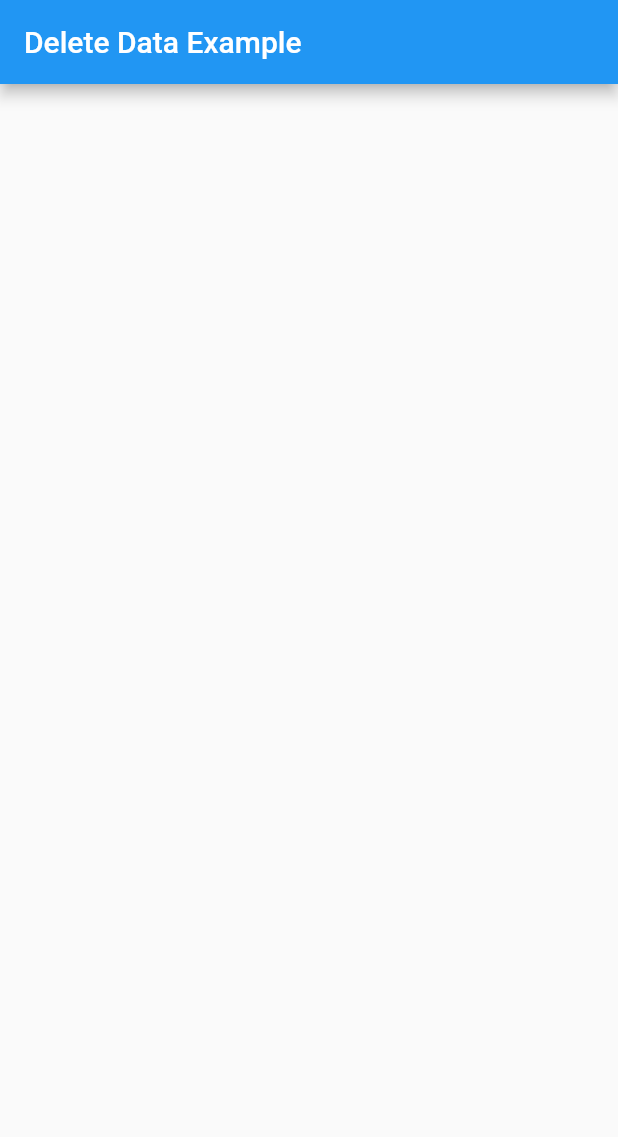
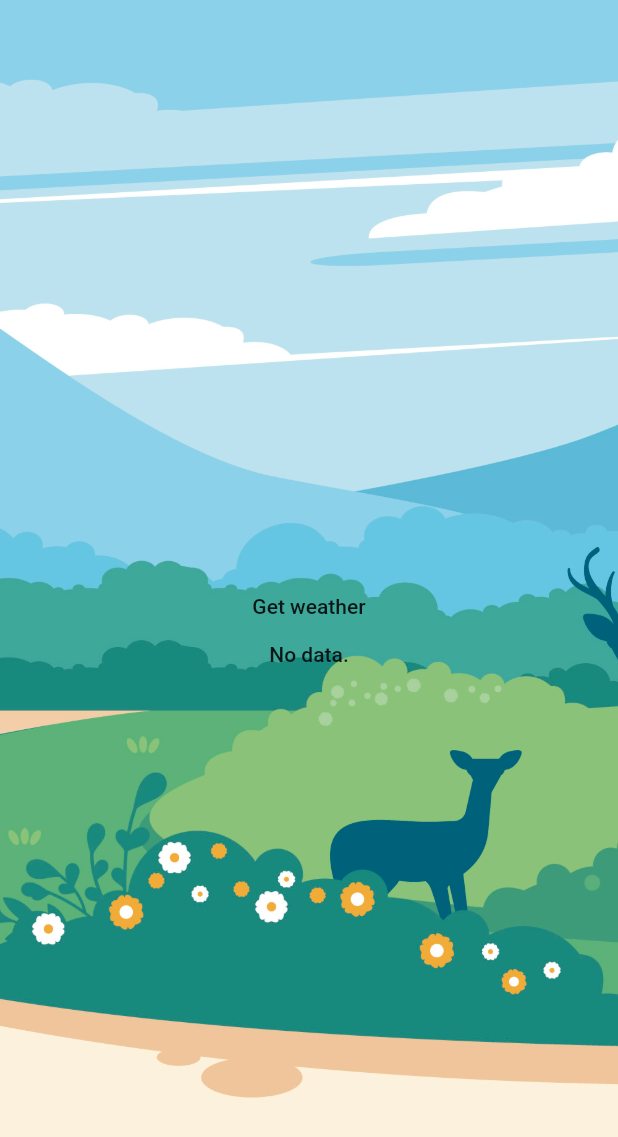
Before and after one commit to vtimea/lemon_weather, a Flutter app: the screen it shows after launch, on a phone screen of 412 x 824 dp. Shown: the top 1137 px of the screen. Run offline on Flutter 3.47's test engine with Material 2 defaults, Android fonts, the phone set to English and light mode, and no system bars.

Commit message:
[FW2] Home screen Display weather data, added dynamic background

```diff
--- /dev/null
+++ b/lib/components/home_background.dart
@@ -0,0 +1,27 @@
+import 'package:flutter/material.dart';
+
+class HomeBackground extends StatelessWidget {
+  @override
+  Widget build(BuildContext context) {
+    return Image(
+        fit: BoxFit.cover,
+        height: double.infinity,
+        width: double.infinity,
+        alignment: Alignment.center,
+        image: AssetImage(getCurrentAsset()));
+  }
+
+  String getCurrentAsset() {
+    int nowHour = new DateTime.now().hour;
+    if (nowHour >= 21 || nowHour <= 5) {
+      return 'graphics/background_night.jpg';
+    }
+    if (nowHour >= 6 && nowHour <= 9) {
+      return 'graphics/background_sunrise.jpg';
+    }
+    if (nowHour >= 10 && nowHour <= 17) {
+      return 'graphics/background_day.jpg';
+    }
+    return 'graphics/background_sunset.jpg';
+  }
+}
--- a/lib/main.dart
+++ b/lib/main.dart
@@ -1,4 +1,9 @@
 import 'package:flutter/material.dart';
+import 'package:http/http.dart' as http;
+import 'package:lemonweather/api/api_keys.dart';
+import 'package:lemonweather/api/weather_api.dart';
+import 'package:lemonweather/components/home_background.dart';
+import 'package:lemonweather/model/weather.dart';
 
 void main() {
   runApp(MyApp());
@@ -14,19 +19,46 @@ class MyApp extends StatefulWidget {
 }
 
 class _MyAppState extends State<MyApp> {
+  Weather currentWeather;
+
+  String getCurrentTemperature() {
+    if (currentWeather != null) {
+      return currentWeather.description;
+    }
+    return "No data.";
+  }
+
   @override
   Widget build(BuildContext context) {
     return MaterialApp(
-      title: 'Delete Data Example',
+      title: 'Weather app',
       theme: ThemeData(
         primarySwatch: Colors.blue,
       ),
-      home: Scaffold(
-        appBar: AppBar(
-          title: Text('Delete Data Example'),
-        ),
-        body: Center(),
-      ),
+      home: Stack(children: <Widget>[
+        HomeBackground(),
+        Column(mainAxisAlignment: MainAxisAlignment.center, children: [
+          Center(
+              child: FlatButton(
+                  onPressed: () {
+                    getWeather()
+                        .then((value) => currentWeather = value)
+                        .whenComplete(() => setState(() {}));
+                  },
+                  child: Text('Get weather'))),
+          Center(
+            child: new DefaultTextStyle(
+                style: Theme.of(context).textTheme.bodyText1,
+                child: Text(getCurrentTemperature())),
+          ),
+        ])
+      ]),
     );
   }
+
+  Future<Weather> getWeather() {
+    final weatherApi = WeatherApiClient(
+        httpClient: http.Client(), apiKey: ApiKey.OPEN_WEATHER_API_KEY);
+    return weatherApi.getCurrentWeather("Budapest");
+  }
 }
```
Also changed, not shown: pubspec.yaml (+2 -33 lines), graphics/background_day.jpg (added), graphics/background_night.jpg (added), graphics/background_sunrise.jpg (added), graphics/background_sunset.jpg (added), lib/api/weather_api.dart (line endings or trailing spaces), 1 other file.
